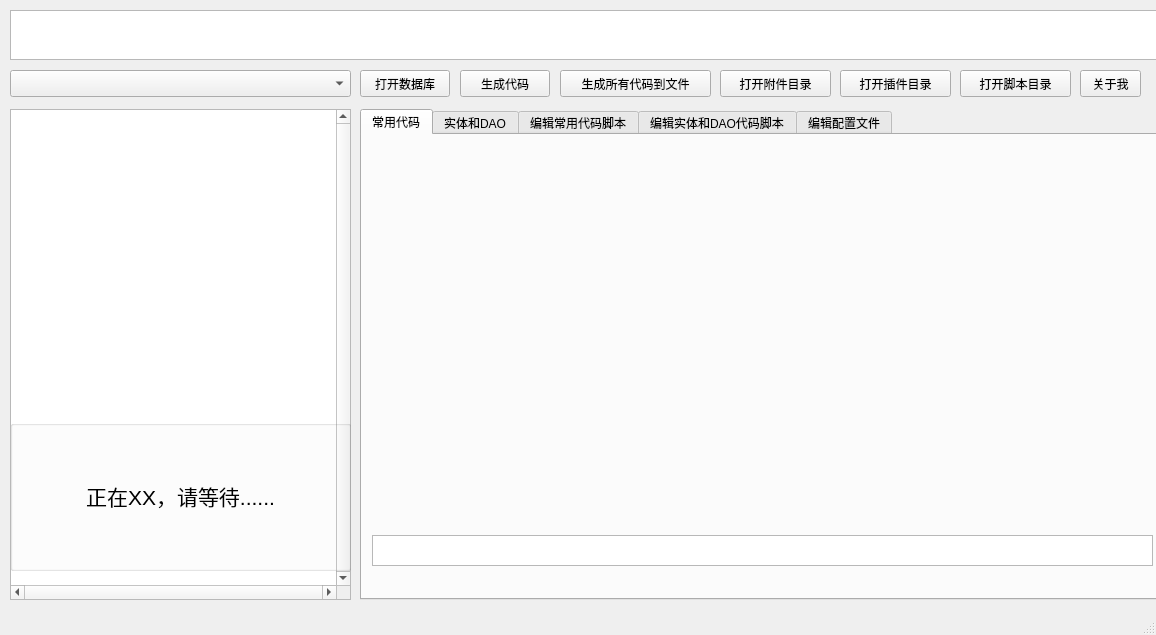
Qt form ui/mainWindow.ui (wcss2010/pythonCodeFactory) before a commit.
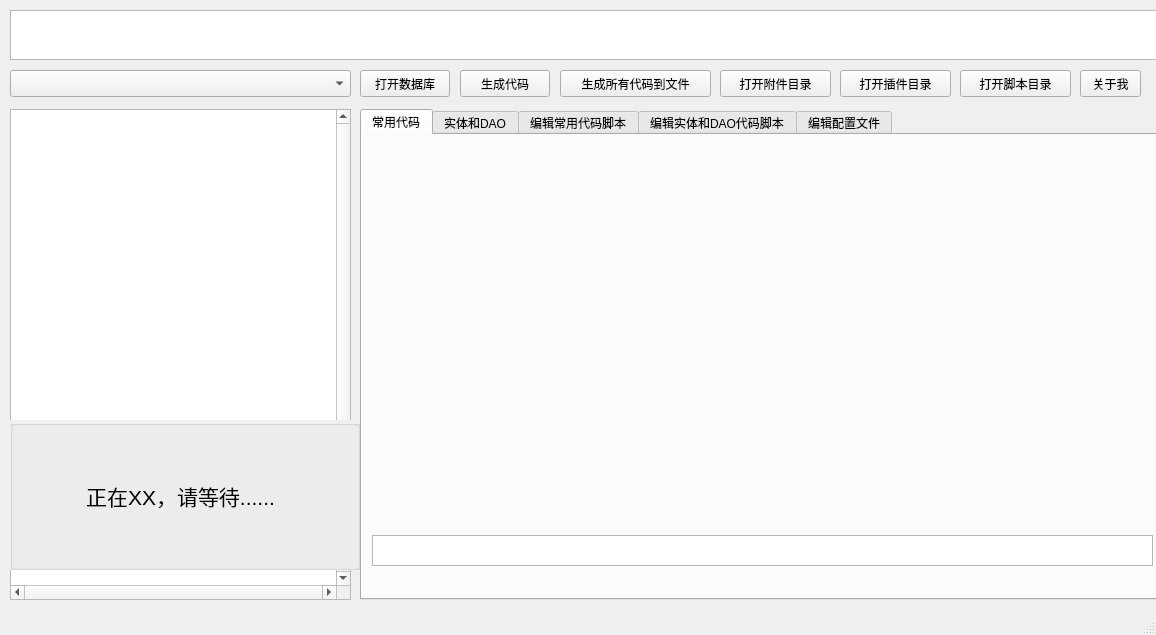
The same form after that commit. Custom widgets are drawn as their Qt base class.

What changed in the file:
```diff
--- a/ui/mainWindow.ui
+++ b/ui/mainWindow.ui
@@ -353,10 +353,18 @@
      <rect>
       <x>10</x>
       <y>420</y>
-      <width>341</width>
-      <height>151</height>
+      <width>350</width>
+      <height>150</height>
      </rect>
     </property>
+    <property name="font">
+     <font>
+      <pointsize>12</pointsize>
+     </font>
+    </property>
+    <property name="autoFillBackground">
+     <bool>true</bool>
+    </property>
     <property name="title">
      <string/>
     </property>
```
